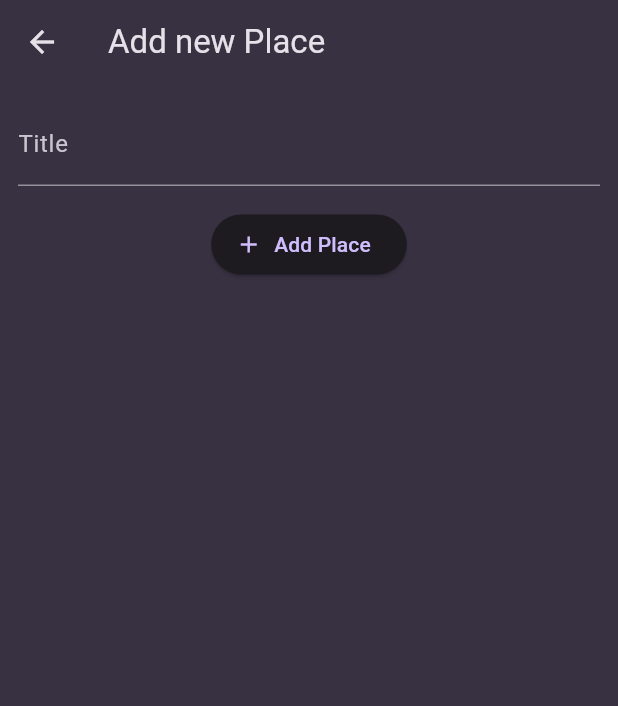
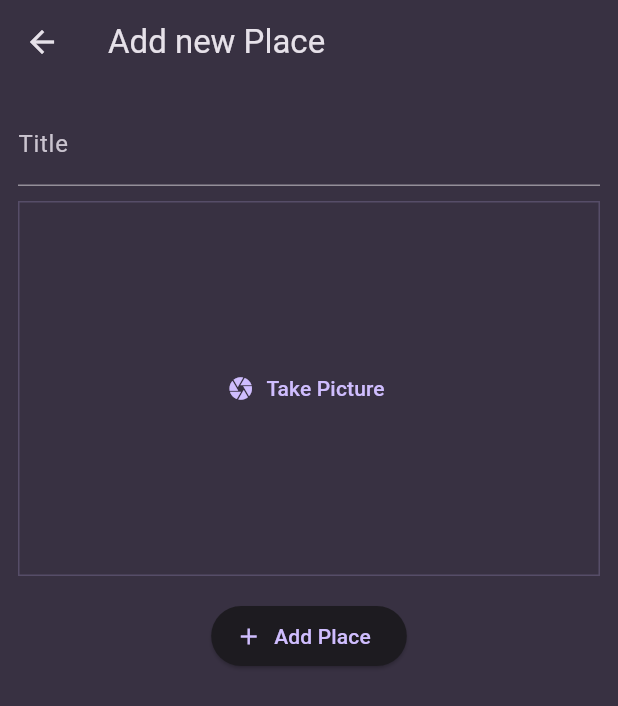
Before and after one commit to Jalo1982/favorite_places, a Flutter app: the AddPlaceScreen screen opened directly, on a phone screen of 412 x 824 dp. Shown: the top 706 px of the screen. Run offline on Flutter 3.47's test engine with Material 3 defaults, Android fonts, the phone set to English and light mode, and no system bars; our stand-ins replace flutter_riverpod, riverpod.

Commit message:
Create image input to add images from camera

```diff
--- a/lib/screens/add_place.dart
+++ b/lib/screens/add_place.dart
@@ -1,4 +1,5 @@
 import 'package:favorite_places/providers/user_places.dart';
+import 'package:favorite_places/widgets/image_input.dart';
 import 'package:flutter/material.dart';
 import 'package:flutter_riverpod/flutter_riverpod.dart';
 
@@ -43,7 +44,9 @@ class _AddPlaceScreenState extends ConsumerState<AddPlaceScreen> {
               controller: _titleController,
               style: TextStyle(color: Theme.of(context).colorScheme.onSurface),
             ),
-            const SizedBox(height: 15),
+            const SizedBox(height: 10),
+            ImageInput(),
+            const SizedBox(height: 16),
             ElevatedButton.icon(
               onPressed: _savePlace,
               icon: const Icon(Icons.add),
--- /dev/null
+++ b/lib/widgets/image_input.dart
@@ -0,0 +1,32 @@
+import 'package:flutter/material.dart';
+
+class ImageInput extends StatefulWidget {
+  const ImageInput({super.key});
+
+  @override
+  State<ImageInput> createState() => _ImageInputState();
+}
+
+class _ImageInputState extends State<ImageInput> {
+  void _takePicture() {}
+
+  @override
+  Widget build(BuildContext context) {
+    return Container(
+      decoration: BoxDecoration(
+        border: Border.all(
+          width: 1,
+          color: Theme.of(context).colorScheme.primary.withOpacity(0.2),
+        ),
+      ),
+      height: 250,
+      width: double.infinity,
+      alignment: Alignment.center,
+      child: TextButton.icon(
+        icon: const Icon(Icons.camera),
+        label: const Text('Take Picture'),
+        onPressed: _takePicture,
+      ),
+    );
+  }
+}
```
